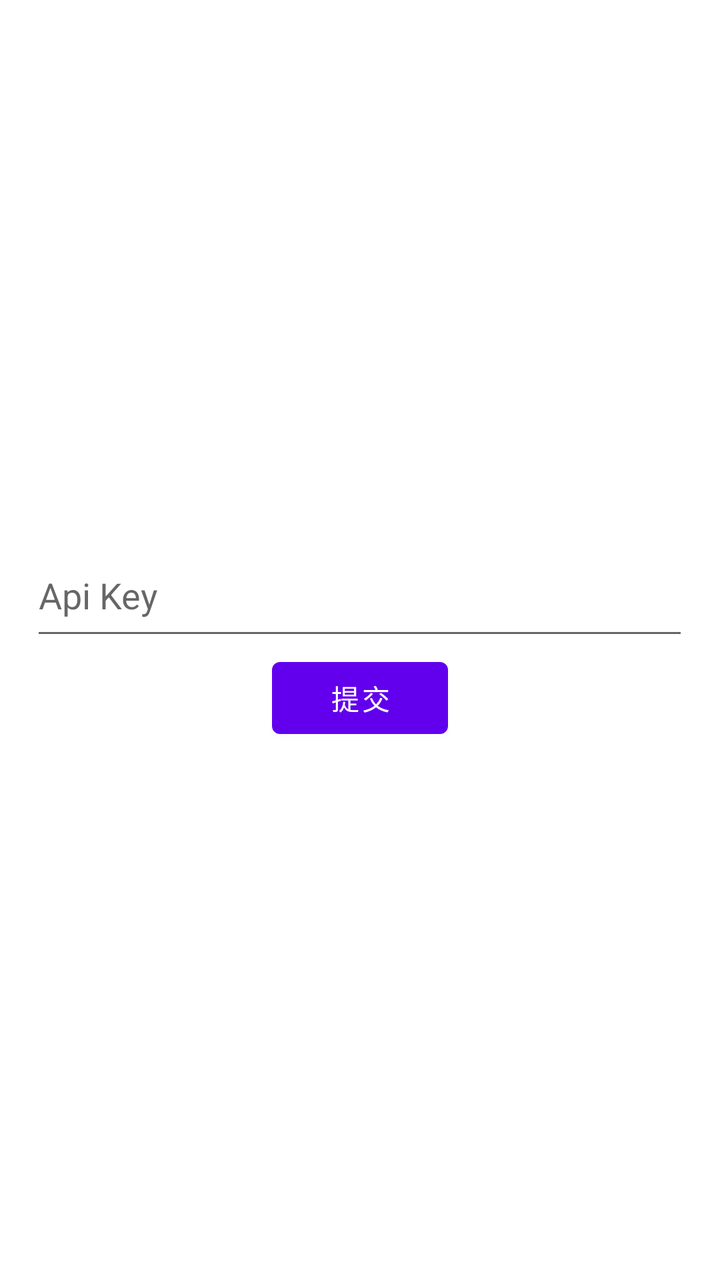
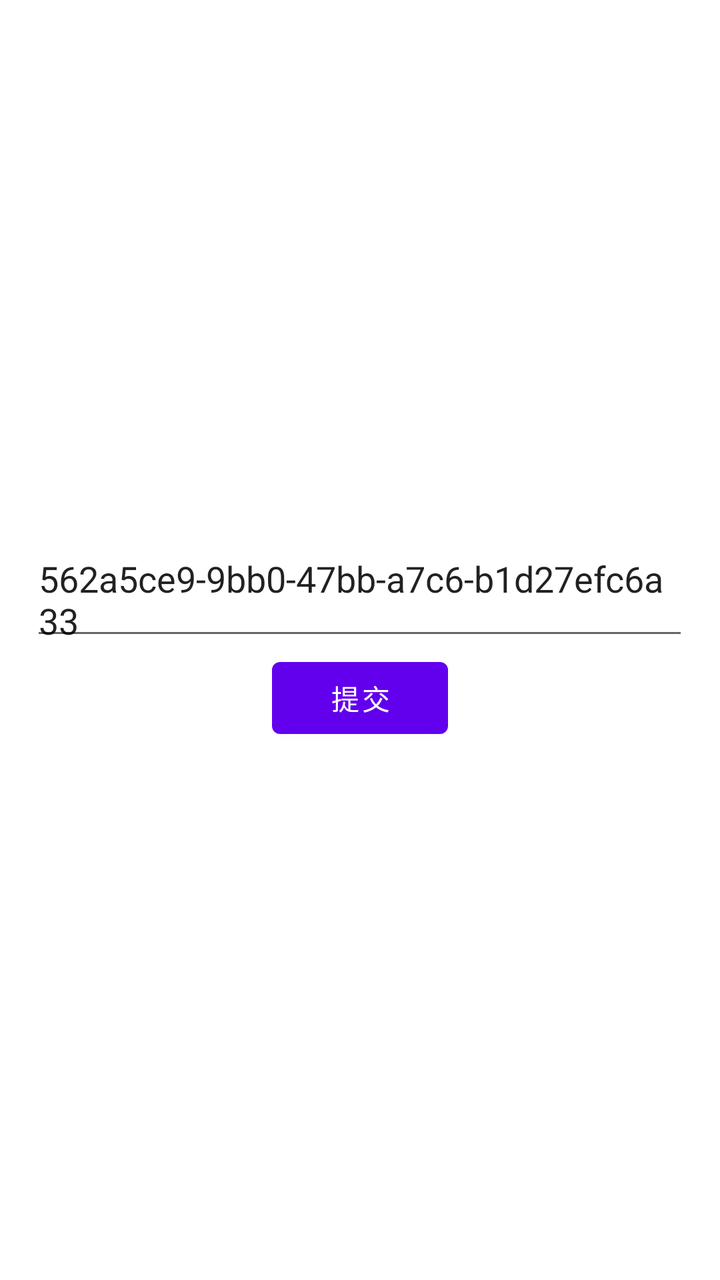

Two renders of the same Android screen: before a commit and after it. Below are the layout's source before the change and the commit's diff.
<!-- AndroidManifest.xml: application theme Theme.MyApplication -->
<!-- res/layout/activity_main6.xml -->
<?xml version="1.0" encoding="utf-8"?>
<LinearLayout xmlns:android="http://schemas.android.com/apk/res/android"
    xmlns:app="http://schemas.android.com/apk/res-auto"
    xmlns:tools="http://schemas.android.com/tools"
    android:layout_width="match_parent"
    android:layout_height="match_parent"
    tools:context=".MainActivity6"
    android:orientation="vertical"
    android:gravity="center">

    <EditText
        android:id="@+id/api_key"
        android:layout_width="329dp"
        android:layout_height="58dp"
        android:hint="Api Key"
        android:inputType="none"
        tools:layout_editor_absoluteX="172dp"
        tools:layout_editor_absoluteY="268dp" />

    <Button
        android:id="@+id/accept"
        android:layout_width="wrap_content"
        android:layout_height="wrap_content"
        android:text="提交"
        tools:layout_editor_absoluteX="158dp"
        tools:layout_editor_absoluteY="341dp" />


</LinearLayout>
<!-- resources referenced by this layout -->
<resources>
  <style name="Theme.MyApplication" parent="Theme.MaterialComponents.DayNight.DarkActionBar">
          
          <item name="colorPrimary">@color/purple_500</item>
          <item name="colorPrimaryVariant">@color/purple_700</item>
          <item name="colorOnPrimary">@color/white</item>
          
          <item name="colorSecondary">@color/teal_200</item>
          <item name="colorSecondaryVariant">@color/teal_700</item>
          <item name="colorOnSecondary">@color/black</item>
          
          <item name="android:statusBarColor" tools:targetApi="l">?attr/colorPrimaryVariant</item>
          
      </style>
  <color name="purple_500">#FF6200EE</color>
  <color name="purple_700">#FF3700B3</color>
  <color name="white">#FFFFFFFF</color>
  <color name="teal_200">#FF03DAC5</color>
  <color name="teal_700">#FF018786</color>
  <color name="black">#FF000000</color>
</resources>

<!-- the commit's change to res/layout/activity_main6.xml (unified diff, before → after) -->
@@ -13,6 +13,7 @@
         android:layout_width="329dp"
         android:layout_height="58dp"
         android:hint="Api Key"
+        android:text="562a5ce9-9bb0-47bb-a7c6-b1d27efc6a33"
         android:inputType="none"
         tools:layout_editor_absoluteX="172dp"
         tools:layout_editor_absoluteY="268dp" />
